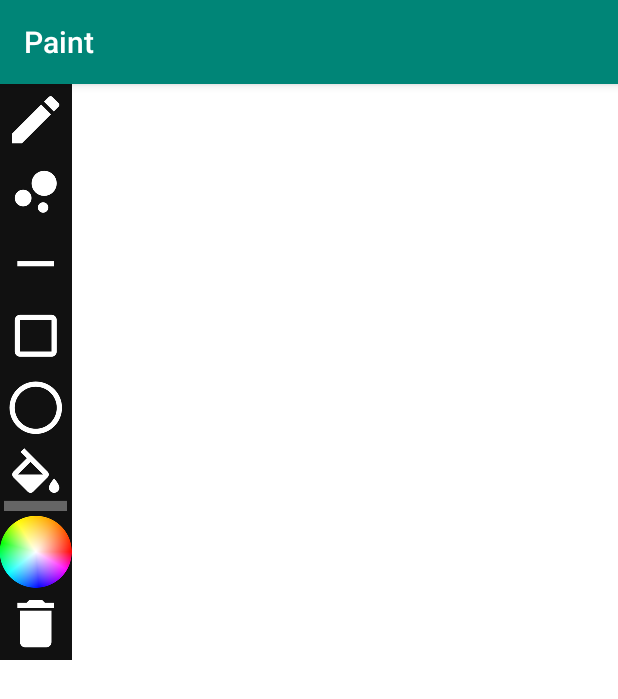
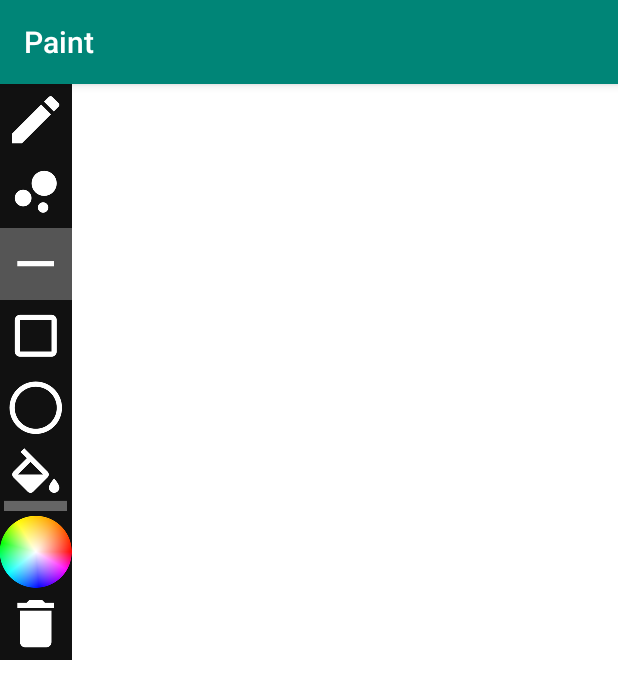
Before and after one commit to bennettenglerz/Paint, an Android app: the screen it shows after launch (MainActivity), after a tap on an icon or button, on a phone screen of 412 x 824 dp. Shown: the top 699 px of the screen. Run offline under Robolectric (Android 15) with nearby library versions, the phone set to English and light mode, and no system bars; 2 other taps on this screen came first.

Commit message:
working button selection

```diff
--- a/app/src/main/java/zbe/paint/AppState.kt
+++ b/app/src/main/java/zbe/paint/AppState.kt
@@ -3,3 +3,7 @@ package zbe.paint
 enum class AppState {
     PENCIL, SIZE, LINE, RECT, OVAL, FILL, COLOR, CLEAR, DEFAULT
 }
+
+interface OnAppStateChangedListener {
+    fun onAppStateChanged()
+}
--- a/app/src/main/java/zbe/paint/MainActivity.kt
+++ b/app/src/main/java/zbe/paint/MainActivity.kt
@@ -1,13 +1,10 @@
 package zbe.paint
 
-import android.graphics.Color
 import android.support.v7.app.AppCompatActivity
 import android.os.Bundle
-import android.view.View
-import android.widget.AdapterView
 import kotlinx.android.synthetic.main.canvas_view.*
 import kotlinx.android.synthetic.main.list_view.*
-import zbe.paint.adapter.ImageButtonAdapter
+import zbe.paint.view.ImageButtonAdapter
 
 class MainActivity : AppCompatActivity() {
 
@@ -18,11 +15,12 @@ class MainActivity : AppCompatActivity() {
         setContentView(R.layout.main_activity)
 
         // Set adapter for list of buttons
-        listView.adapter = ImageButtonAdapter(this)
-        listView.onItemClickListener = AdapterView.OnItemClickListener { parent, view, position, id ->
-            canvasView.setState(AppState.values()[position])
-
-            view?.setBackgroundColor(Color.BLUE)
+        val adapter = ImageButtonAdapter(this)
+        adapter.onAppStateChangedListener = object : OnAppStateChangedListener {
+            override fun onAppStateChanged() {
+                canvasView.setState(adapter.state)
+            }
         }
+        listView.adapter = adapter
     }
 }
--- a/app/src/main/java/zbe/paint/adapter/ImageButtonAdapter.kt
+++ b/app/src/main/java/zbe/paint/view/ImageButtonAdapter.kt
@@ -1,16 +1,21 @@
-package zbe.paint.adapter
+package zbe.paint.view
 
 import android.content.Context
+import android.support.v4.content.res.ResourcesCompat
 import android.view.LayoutInflater
 import android.view.View
 import android.view.ViewGroup
 import android.widget.BaseAdapter
 import android.widget.ImageButton
+import zbe.paint.AppState
+import zbe.paint.OnAppStateChangedListener
 import zbe.paint.R
 
 class ImageButtonAdapter(context: Context) : BaseAdapter() {
 
-    val buttons = arrayListOf<ImageButton>()
+    private val buttons = arrayListOf<ImageButton>()
+    var state: AppState = AppState.DEFAULT
+    var onAppStateChangedListener: OnAppStateChangedListener? = null
 
     init {
         val inflater = context.getSystemService(Context.LAYOUT_INFLATER_SERVICE) as LayoutInflater
@@ -34,6 +39,24 @@ class ImageButtonAdapter(context: Context) : BaseAdapter() {
         buttons.add(fillButton)
         buttons.add(colorButton)
         buttons.add(clearButton)
+
+        // Set click listeners
+        (0 until buttons.size).forEach {
+            buttons[it].setOnClickListener { _ ->
+                state = if (state == AppState.values()[it]) { // If it was already selected
+                    buttons[it].setBackgroundColor(ResourcesCompat.getColor(context.resources, R.color.gray, null))
+                    AppState.DEFAULT
+                } else { // If it was not already selected
+                    if (state != AppState.DEFAULT)
+                        buttons[state.ordinal].setBackgroundColor(ResourcesCompat.getColor(context.resources, R.color.gray, null))
+
+                    buttons[it].setBackgroundColor(ResourcesCompat.getColor(context.resources, R.color.lt_gray, null))
+                    AppState.values()[it]
+                }
+
+                onAppStateChangedListener?.onAppStateChanged()
+            }
+        }
     }
 
     override fun getItem(position: Int): Any = buttons[position]
```
